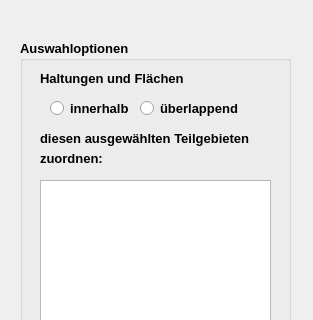
Above: qkan/linkflaechen/res/application_assigntgeb.ui from hoettges/QKan before the change; both pictures show x 0 to 313 and y 0 to 320 of the 313 by 527 pixel window. Below: the same form after it.
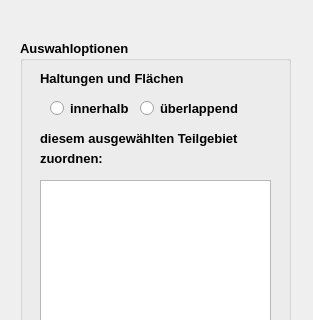
That is the form after the change.

Patch:
```diff
--- a/qkan/linkflaechen/res/application_assigntgeb.ui
+++ b/qkan/linkflaechen/res/application_assigntgeb.ui
@@ -90,7 +90,7 @@
      </rect>
     </property>
     <property name="text">
-     <string>diesen ausgewählten Teilgebieten</string>
+     <string>diesem ausgewählten Teilgebiet</string>
     </property>
    </widget>
    <widget class="QRadioButton" name="rb_within">
```
